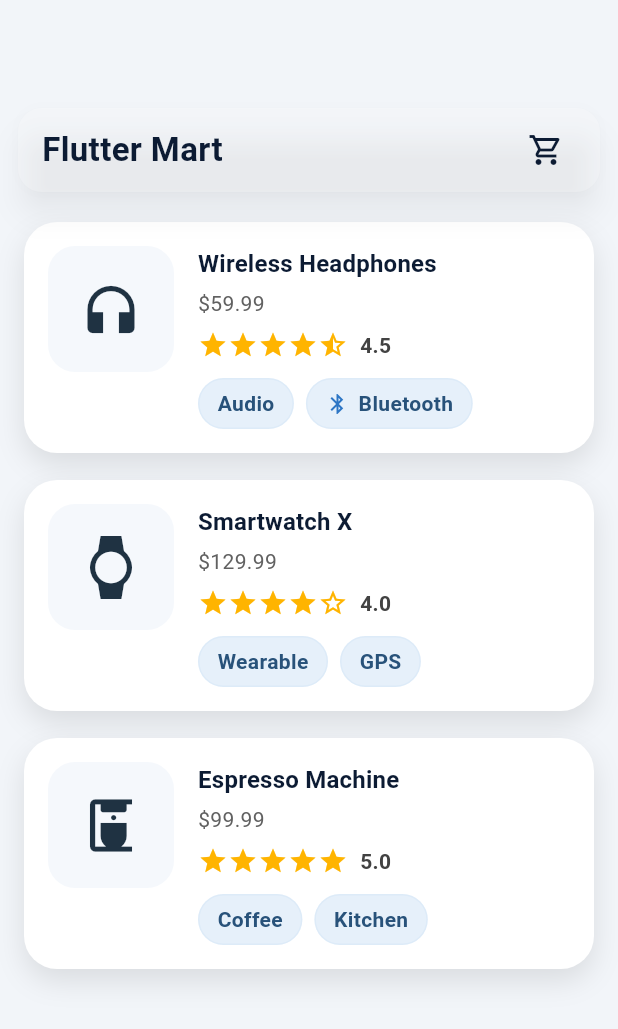
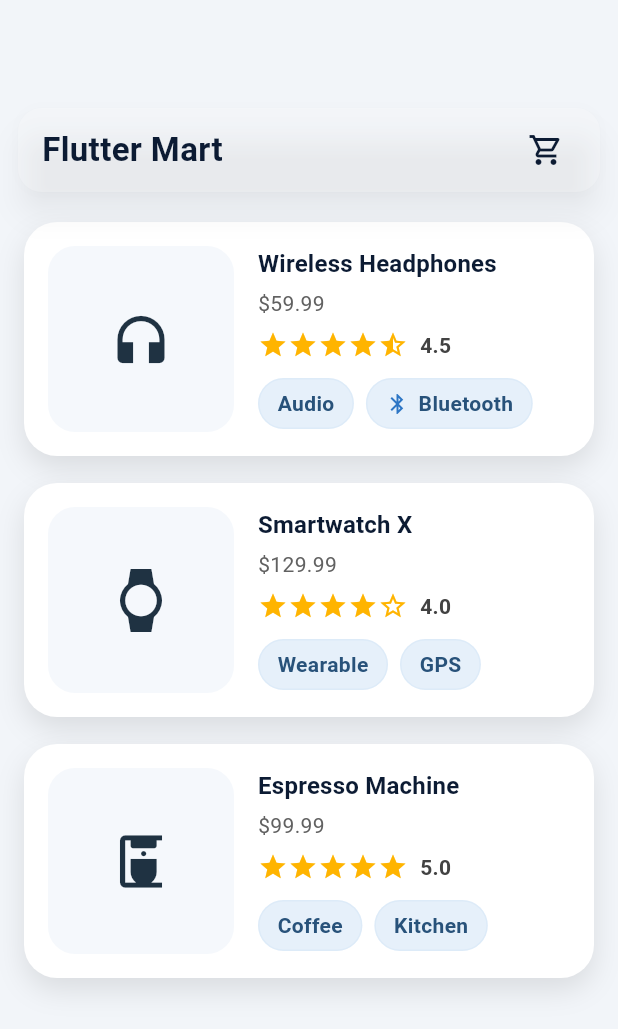
Before and after one commit to ahdzlee/flutter_spelec1b_2025, a Flutter app: the screen it shows after launch, on a phone screen of 412 x 824 dp. Shown: the top 1029 px of the screen. Run offline on Flutter 3.47's test engine with Material 3 defaults, Android fonts, the phone set to English and light mode, and no system bars.

Commit message:
adjust the width and height of the ProductThumbnail to make it bigger

```diff
--- a/lib/exer02/widgets/product_thumbnail.dart
+++ b/lib/exer02/widgets/product_thumbnail.dart
@@ -8,8 +8,8 @@ class ProductThumbnail extends StatelessWidget {
   @override
   Widget build(BuildContext context) {
     return Container(
-      height: 84,
-      width: 84,
+      height: 124,
+      width: 124,
       decoration: ShapeDecoration(
         color: const Color(0xFFF5F8FC),
         shape: RoundedRectangleBorder(borderRadius: BorderRadius.circular(18)),
```
